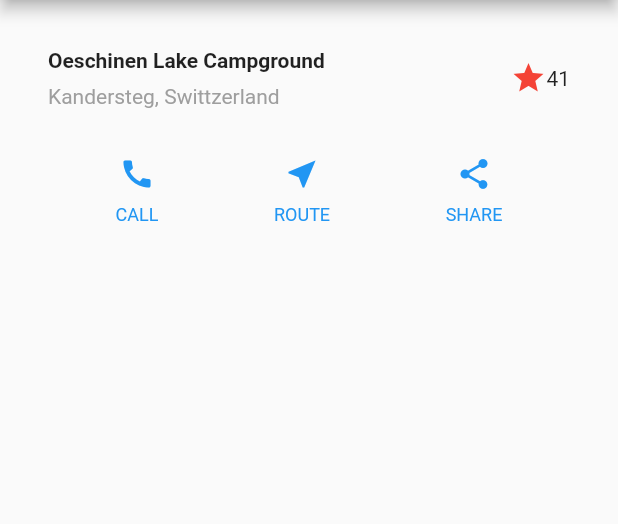
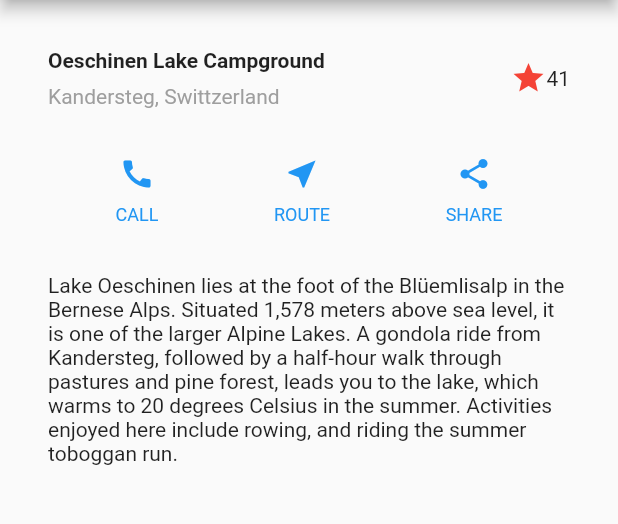
Before and after one commit to shake551/flutter_tuto, a Flutter app: the screen it shows after launch, on a phone screen of 412 x 824 dp, the part 84-608 px from its top. Run offline on Flutter 3.47's test engine with Material 2 defaults, Android fonts, the phone set to English and light mode, and no system bars.

Commit message:
implement the text section

```diff
--- a/lib/main.dart
+++ b/lib/main.dart
@@ -45,7 +45,9 @@ class MyApp extends StatelessWidget {
       ),
     );
 
-    Color color = Theme.of(context).primaryColor;
+    Color color = Theme
+        .of(context)
+        .primaryColor;
 
     Widget buttonSection = Row(
       mainAxisAlignment: MainAxisAlignment.spaceEvenly,
@@ -54,6 +56,19 @@ class MyApp extends StatelessWidget {
         _buildButtonColumn(color, Icons.near_me, 'ROUTE'),
         _buildButtonColumn(color, Icons.share, 'SHARE'),
       ],
+    );
+
+    Widget textSection = const Padding(
+      padding: EdgeInsets.all(32),
+      child: Text(
+        'Lake Oeschinen lies at the foot of the Blüemlisalp in the Bernese '
+            'Alps. Situated 1,578 meters above sea level, it is one of the '
+            'larger Alpine Lakes. A gondola ride from Kandersteg, followed by a '
+            'half-hour walk through pastures and pine forest, leads you to the '
+            'lake, which warms to 20 degrees Celsius in the summer. Activities '
+            'enjoyed here include rowing, and riding the summer toboggan run.',
+        softWrap: true,
+      ),
     );
 
     return MaterialApp(
@@ -78,6 +93,7 @@ class MyApp extends StatelessWidget {
             children: [
               titleSection,
               buttonSection,
+              textSection,
             ],
           ),
         )
@@ -177,7 +193,10 @@ class _MyHomePageState extends State<MyHomePage> {
             ),
             Text(
               '$_counter',
-              style: Theme.of(context).textTheme.headline4,
+              style: Theme
+                  .of(context)
+                  .textTheme
+                  .headline4,
             ),
           ],
         ),
```
Lines whose indentation alone changed are shown as unchanged.
